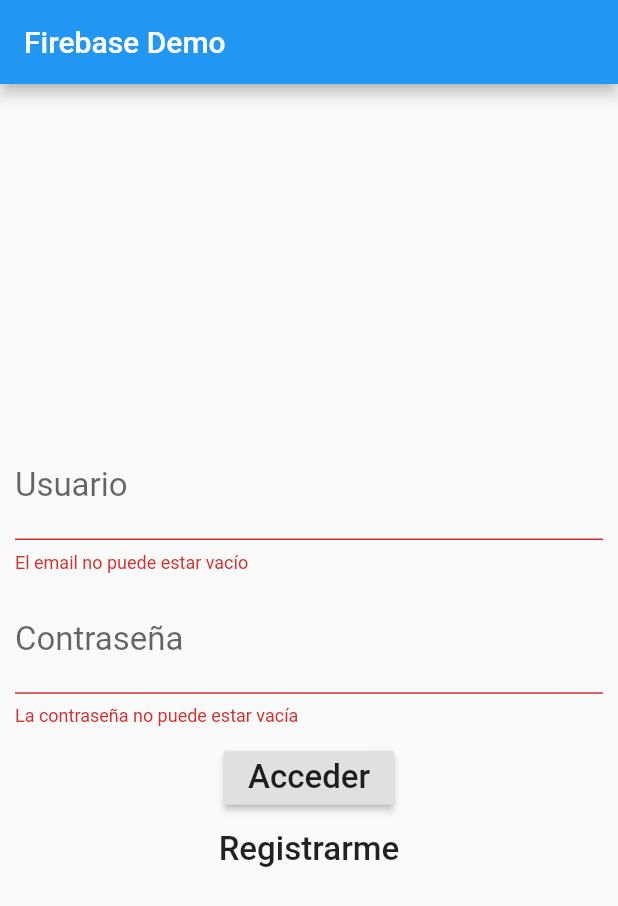
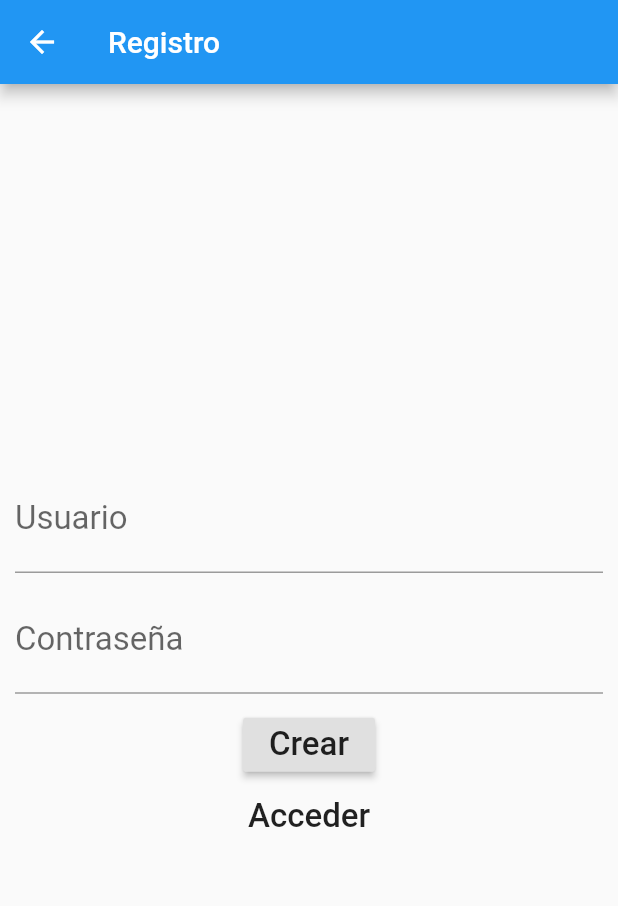
Before and after one commit to adrianmoya/flutter-firebase-base, a Flutter app: the screen it shows after launch, after a tap on "Acceder", after a tap on "Registrarme", on a phone screen of 412 x 824 dp. Shown: the top 906 px of the screen. Run offline on Flutter 3.47's test engine with Material 2 defaults, Android fonts, the phone set to English and light mode, and no system bars; our stand-ins replace firebase_auth; accounts and stored records are empty.

Commit message:
Navigation between login and register

```diff
--- a/lib/login.dart
+++ /dev/null
@@ -1,70 +0,0 @@
-import 'package:flutter/material.dart';
-
-class LoginPage extends StatelessWidget {
-
-  final formKey = GlobalKey<FormState>();
-
-  String _email;
-  String _password;
-
-  @override
-  Widget build(BuildContext context) {
-    return Container(
-      padding: const EdgeInsets.all(10.0),
-      child: Form(
-        key: formKey,
-        child: Column(
-          children: [
-            TextFormField(
-              decoration: InputDecoration(labelText: 'Usuario'),
-              style: TextStyle(fontSize: 22),
-              validator: validateEmail,
-              onSaved: (value) => _email = value,
-            ),
-            SizedBox(
-              height: 10,
-            ),
-            TextFormField(
-              decoration: InputDecoration(labelText: 'Contraseña'),
-              obscureText: true,
-              style: TextStyle(fontSize: 22),
-              validator: validatePassword,
-              onSaved: (value) => _password = value,
-            ),
-            SizedBox(
-              height: 10,
-            ),
-            RaisedButton(
-              onPressed: validateAndSave,
-              child: Text(
-                'Acceder',
-                style: TextStyle(fontSize: 22),
-              ),
-            ),
-            FlatButton(
-              child: Text('Registrarme', style: TextStyle(fontSize: 22)),
-              onPressed: () {},
-            )
-          ],
-          mainAxisAlignment: MainAxisAlignment.center,
-        ),
-      ),
-    );
-  }
-
-  void validateAndSave() {
-    final form = formKey.currentState;
-    if( form.validate()) {
-      form.save();
-      print("Form is valid with values: $_email and $_password");
-    }
-  }
-
-  String validateEmail(String email) {
-    return email.isEmpty ? "El email no puede estar vacío" : null;
-  }
-
-  String validatePassword(String password) {
-    return password.isEmpty ? "La contraseña no puede estar vacía" : null;
-  }
-}
--- a/lib/main.dart
+++ b/lib/main.dart
@@ -1,5 +1,6 @@
 import 'package:flutter/material.dart';
-import 'login.dart';
+import 'screens/login.dart';
+import 'screens/register.dart';
 
 void main() => runApp(MyApp());
 
@@ -12,21 +13,11 @@ class MyApp extends StatelessWidget {
       theme: ThemeData(
         primarySwatch: Colors.blue,
       ),
-      home: MyHomePage(),
+      initialRoute: '/',
+      routes: {
+        '/': (context) => LoginScreen(),
+        '/register': (context) => RegisterScreen()
+      },
     );
   }
 }
-
-class MyHomePage extends StatelessWidget {
-  @override
-  Widget build(BuildContext context) {
-    return new Scaffold(
-      appBar: AppBar(
-        title: Text('Firebase Demo'),
-      ),
-      body: Center(
-        child: LoginPage(),
-      ),
-    );
-  }
-}
--- /dev/null
+++ b/lib/screens/login.dart
@@ -0,0 +1,81 @@
+import 'package:flutter/material.dart';
+
+class LoginScreen extends StatefulWidget {
+  @override
+  State<StatefulWidget> createState() {
+    return _LoginScreenState();
+  }
+}
+
+class _LoginScreenState extends State<LoginScreen> {
+  final formKey = GlobalKey<FormState>();
+
+  String _email;
+  String _password;
+
+  @override
+  Widget build(BuildContext context) {
+    return new Scaffold(
+      appBar: AppBar(
+        title: Text('Acceso'),
+      ),
+      body: Container(
+        padding: const EdgeInsets.all(10.0),
+        child: Form(
+          key: formKey,
+          child: Column(
+            children: [
+              TextFormField(
+                decoration: InputDecoration(labelText: 'Usuario'),
+                style: TextStyle(fontSize: 22),
+                validator: validateEmail,
+                onSaved: (value) => _email = value,
+              ),
+              SizedBox(
+                height: 10,
+              ),
+              TextFormField(
+                decoration: InputDecoration(labelText: 'Contraseña'),
+                obscureText: true,
+                style: TextStyle(fontSize: 22),
+                validator: validatePassword,
+                onSaved: (value) => _password = value,
+              ),
+              SizedBox(
+                height: 10,
+              ),
+              RaisedButton(
+                onPressed: validateAndSave,
+                child: Text(
+                  'Acceder',
+                  style: TextStyle(fontSize: 22),
+                ),
+              ),
+              FlatButton(
+                child: Text('Registrarme', style: TextStyle(fontSize: 22)),
+                onPressed: () => Navigator.pushNamed(context, '/register'),
+              )
+            ],
+            mainAxisAlignment: MainAxisAlignment.center,
+          ),
+        ),
+      ),
+    );
+  }
+
+  void validateAndSave() {
+    final form = formKey.currentState;
+    if (form.validate()) {
+      form.save();
+      print("Form is valid with values: $_email and $_password");
+    }
+  }
+
+  String validateEmail(String email) {
+    return email.isEmpty ? "El email no puede estar vacío" : null;
+  }
+
+  String validatePassword(String password) {
+    return password.isEmpty ? "La contraseña no puede estar vacía" : null;
+  }
+}
--- /dev/null
+++ b/lib/screens/register.dart
@@ -0,0 +1,81 @@
+import 'package:flutter/material.dart';
+
+class RegisterScreen extends StatefulWidget {
+  @override
+  State<StatefulWidget> createState() {
+    return _RegisterScreenState();
+  }
+}
+
+class _RegisterScreenState extends State<RegisterScreen> {
+  final formKey = GlobalKey<FormState>();
+
+  String _email;
+  String _password;
+
+  @override
+  Widget build(BuildContext context) {
+    return new Scaffold(
+      appBar: AppBar(
+        title: Text('Registro'),
+      ),
+      body: Container(
+        padding: const EdgeInsets.all(10.0),
+        child: Form(
+          key: formKey,
+          child: Column(
+            children: [
+              TextFormField(
+                decoration: InputDecoration(labelText: 'Usuario'),
+                style: TextStyle(fontSize: 22),
+                validator: validateEmail,
+                onSaved: (value) => _email = value,
+              ),
+              SizedBox(
+                height: 10,
+              ),
+              TextFormField(
+                decoration: InputDecoration(labelText: 'Contraseña'),
+                obscureText: true,
+                style: TextStyle(fontSize: 22),
+                validator: validatePassword,
+                onSaved: (value) => _password = value,
+              ),
+              SizedBox(
+                height: 10,
+              ),
+              RaisedButton(
+                onPressed: validateAndSave,
+                child: Text(
+                  'Crear',
+                  style: TextStyle(fontSize: 22),
+                ),
+              ),
+              FlatButton(
+                child: Text('Acceder', style: TextStyle(fontSize: 22)),
+                onPressed: () => Navigator.pop(context),
+              )
+            ],
+            mainAxisAlignment: MainAxisAlignment.center,
+          ),
+        ),
+      ),
+    );
+  }
+
+  void validateAndSave() {
+    final form = formKey.currentState;
+    if (form.validate()) {
+      form.save();
+      print("Form is valid with values: $_email and $_password");
+    }
+  }
+
+  String validateEmail(String email) {
+    return email.isEmpty ? "El email no puede estar vacío" : null;
+  }
+
+  String validatePassword(String password) {
+    return password.isEmpty ? "La contraseña no puede estar vacía" : null;
+  }
+}
```
Also changed, not shown: lib/register.dart (deleted, +0 -29 lines).
